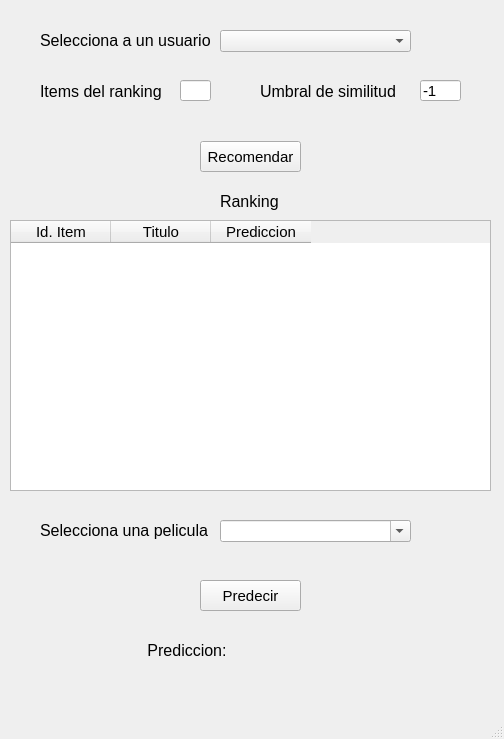
First picture: the form in main.ui, repository pcastillot/RecomendadorPeliculas, before the edit.
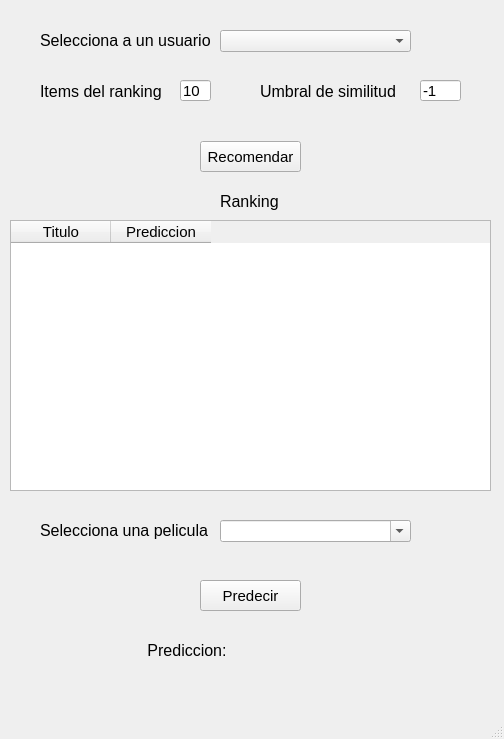
Second picture: the form after the edit.

Commit message: Añadidos los ranking de peliculas

The edit to the form file:
```diff
--- a/main.ui
+++ b/main.ui
@@ -131,17 +131,6 @@
       <pointsize>11</pointsize>
      </font>
     </property>
-    <column>
-     <property name="text">
-      <string>Id. Item</string>
-     </property>
-     <property name="font">
-      <font>
-       <weight>50</weight>
-       <bold>false</bold>
-      </font>
-     </property>
-    </column>
     <column>
      <property name="text">
       <string>Titulo</string>
@@ -255,6 +244,9 @@
       <pointsize>11</pointsize>
      </font>
     </property>
+    <property name="text">
+     <string>10</string>
+    </property>
     <property name="maxLength">
      <number>2</number>
     </property>
```
Left out of the diff: 2 changed lines with no effect on the pictures. The commit also changes 2 other files.
